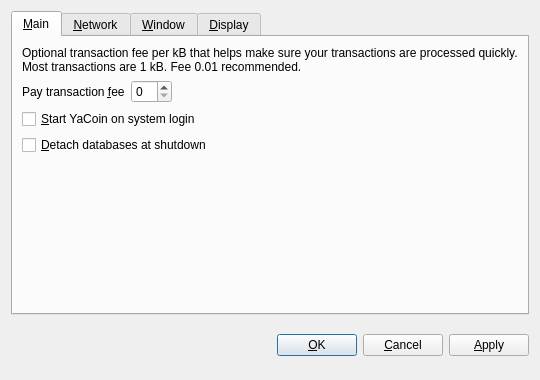
First picture: the form in src/qt/forms/optionsdialog.ui, repository yacoin/yacoin, before the edit.
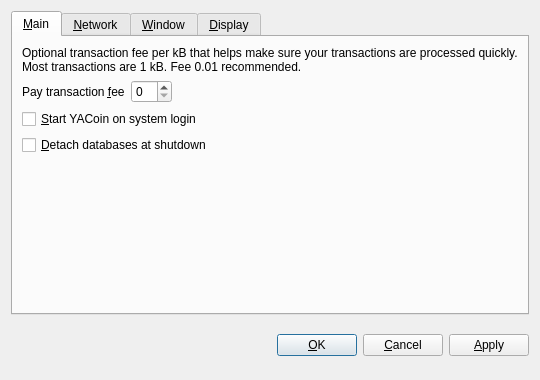
Second picture: the form after the edit. Custom widgets are drawn as their Qt base class.

What changed in the file:
```diff
--- a/src/qt/forms/optionsdialog.ui
+++ b/src/qt/forms/optionsdialog.ui
@@ -82,7 +82,7 @@
           <string>Automatically start YaCoin after logging in to the system.</string>
          </property>
          <property name="text">
-          <string>&amp;Start YaCoin on system login</string>
+          <string>&amp;Start YACoin on system login</string>
          </property>
         </widget>
        </item>
```
Left out of the diff: 10 changed lines with no effect on the pictures.
